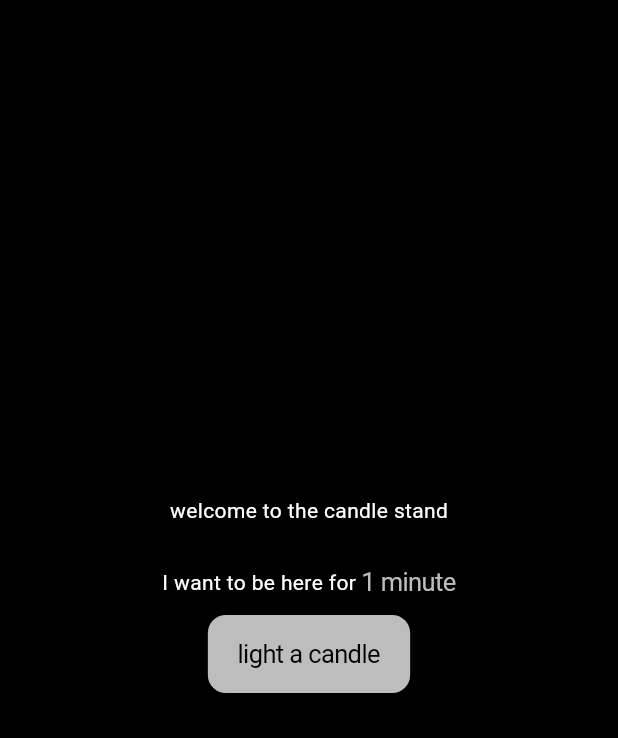
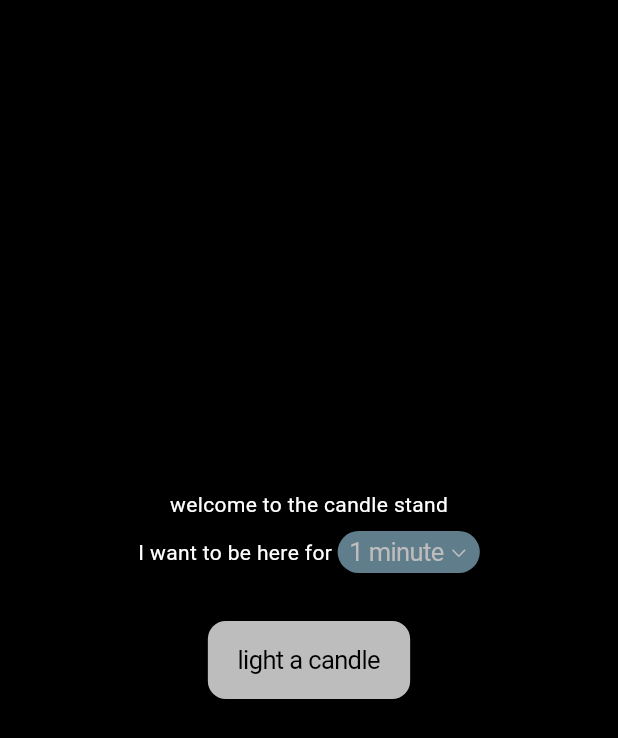
Before and after one commit to pupperpowell/night_break, a Flutter app: the CandleStandPage screen opened directly, on a phone screen of 412 x 824 dp. Shown: the top 738 px of the screen. Run offline on Flutter 3.47's test engine with Material 3 defaults, Android fonts, the phone set to English and light mode, and no system bars; our stand-ins replace flutter_secure_storage, get_it, material_symbols_icons, pocketbase, shimmer; missing offline and left inert: flutter_shaders; accounts and stored records are empty; project files that could hold a hidden picture were left out.

Commit message:
better timer button

```diff
--- a/lib/pages/candle_stand.dart
+++ b/lib/pages/candle_stand.dart
@@ -46,13 +46,17 @@ class CandleStandPageState extends State<CandleStandPage> {
           mainAxisAlignment: MainAxisAlignment.center,
           children: [
             const Text('welcome to the candle stand'),
-            const SizedBox(height: 16.0),
+            const SizedBox(height: 8.0),
             Row(
               mainAxisAlignment: MainAxisAlignment.center,
               children: [
                 const Text('I want to be here for '),
                 CupertinoButton(
-                  padding: EdgeInsets.zero,
+                  minSize: 0,
+                  padding: const EdgeInsets.symmetric(
+                      horizontal: 8.0, vertical: 4.0),
+                  color: Theme.of(context).colorScheme.secondary,
+                  borderRadius: BorderRadius.circular(24.0),
                   // Display a CupertinoPicker with list of numbers.
                   onPressed: () => _showTimeDialog(
                     CupertinoPicker(
@@ -76,14 +80,22 @@ class CandleStandPageState extends State<CandleStandPage> {
                     ),
                   ),
                   // This displays the selected number.
-                  child: Text(
-                    _minuteGoal == 1
-                        ? '$_minuteGoal minute'
-                        : '$_minuteGoal minutes',
+                  child: Row(
+                    mainAxisSize: MainAxisSize.min,
+                    children: [
+                      Text(
+                        _minuteGoal == 1
+                            ? '$_minuteGoal minute'
+                            : '$_minuteGoal minutes',
+                      ),
+                      const SizedBox(width: 4.0),
+                      const Icon(CupertinoIcons.chevron_down, size: 12.0),
+                    ],
                   ),
                 ),
               ],
             ),
+            const SizedBox(height: 32.0),
             CupertinoButton.filled(
               onPressed: () {
                 Navigator.push(
```
Also changed, not shown: 2 other files.
